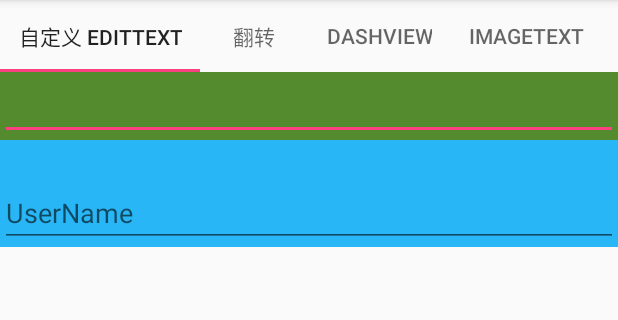
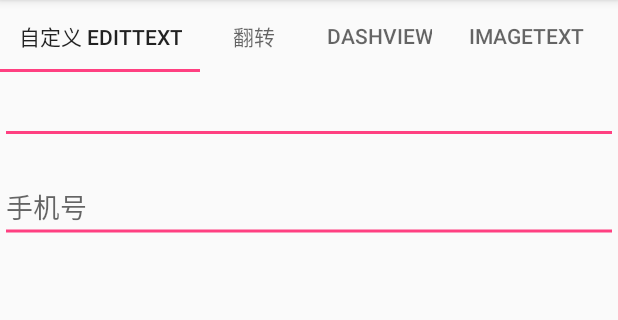
Before and after one commit to CherryLover/HenCoderPlusView, an Android app: the screen it shows after launch (MainActivity), on a phone screen of 412 x 824 dp, the part 84-404 px from its top. Run offline under Robolectric (Android 15) with nearby library versions, the phone set to English and light mode, and no system bars.

Commit message:
1. MaterialEditText 基本结果完成包括：错误信息的显示、隐藏、尺寸、颜色等，但需优化。

```diff
--- a/app/src/main/java/me/monster/hencoderplusview/view/MaterialEdit.java
+++ b/app/src/main/java/me/monster/hencoderplusview/view/MaterialEdit.java
@@ -2,10 +2,15 @@ package me.monster.hencoderplusview.view;
 
 import android.animation.ObjectAnimator;
 import android.content.Context;
+import android.content.res.TypedArray;
 import android.graphics.Canvas;
+import android.graphics.Color;
 import android.graphics.Paint;
+import android.graphics.Rect;
 import android.os.Build;
 import android.support.annotation.RequiresApi;
+import android.text.Editable;
+import android.text.TextWatcher;
 import android.util.AttributeSet;
 import android.view.View;
 import android.view.animation.LinearInterpolator;
@@ -22,26 +27,27 @@ public class MaterialEdit extends android.support.v7.widget.AppCompatEditText {
     private static final String TAG = "MaterialEdit";
 
     private static float LABEL_SPACE = ValueUtil.dpToPixel(8);
-    private static float LABEL_SIZE = ValueUtil.dpToPixel(14);
-    private static float LABEL_PADDING = ValueUtil.dpToPixel(12);
+    private static float LABEL_SIZE = ValueUtil.dpToPixel(12);
+    private static float LABEL_PADDING = ValueUtil.dpToPixel(6);
     private static float LABEL_OFFSET = ValueUtil.dpToPixel(4);
     private static float LABEL_OFFSET_Y = ValueUtil.dpToPixel(16);
     private static float ERROR_SPACE = ValueUtil.dpToPixel(8);
-
+    Rect errorTextRect = new Rect();
     private int labelColor;
-
     private ObjectAnimator alphaAnimator;
-
     private boolean showLabel = false;
-
     private float labelAlpha = 0;
-
     private String labelText = "";
-
+    private boolean errorEnable = true;
+    private String errorText = "";
+    private float errorSize = ValueUtil.dpToPixel(12);
+    private int errorColor = Color.parseColor("#D50000");
     private Paint mPaint = new Paint(Paint.ANTI_ALIAS_FLAG);
 
     {
-        setPadding(getPaddingLeft(), (int) (getPaddingTop() + LABEL_PADDING + LABEL_SIZE), getPaddingRight(), getPaddingBottom());
+        setBackground(null);
+        setPadding(getPaddingLeft(), (int) (getPaddingTop() + LABEL_PADDING + LABEL_SIZE), getPaddingRight(), (int) (getPaddingBottom() + errorSize));
+
         mPaint.setTextSize(LABEL_SIZE);
 
         this.setOnFocusChangeListener(new OnFocusChangeListener() {
@@ -58,28 +64,22 @@ public class MaterialEdit extends android.support.v7.widget.AppCompatEditText {
             }
         });
 
-//        this.addTextChangedListener(new TextWatcher() {
-//            @Override
-//            public void beforeTextChanged(CharSequence s, int start, int count, int after) {
-//
-//            }
-//
-//            @Override
-//            public void onTextChanged(CharSequence s, int start, int before, int count) {
-//
-//            }
-//
-//            @Override
-//            public void afterTextChanged(Editable s) {
-//                if (s.length() > 0 && !showLabel) {
-//                    showLabel = true;
-//                    getAnimator().start();
-//                } else if (showLabel && s.length() <= 0) {
-//                    showLabel = false;
-//                    getAnimator().reverse();
-//                }
-//            }
-//        });
+        this.addTextChangedListener(new TextWatcher() {
+            @Override
+            public void beforeTextChanged(CharSequence s, int start, int count, int after) {
+
+            }
+
+            @Override
+            public void onTextChanged(CharSequence s, int start, int before, int count) {
+
+            }
+
+            @Override
+            public void afterTextChanged(Editable s) {
+                MaterialEdit.this.invalidate();
+            }
+        });
     }
 
     public MaterialEdit(Context context) {
@@ -97,6 +97,45 @@ public class MaterialEdit extends android.support.v7.widget.AppCompatEditText {
             }
         }
         setLabelColor(context.getColor(R.color.colorAccent));
+
+        TypedArray typedArray = context.obtainStyledAttributes(attrs, R.styleable.MaterialEdit);
+        errorEnable = typedArray.getBoolean(R.styleable.MaterialEdit_errorEnable, true);
+        errorColor = typedArray.getColor(R.styleable.MaterialEdit_errorColor, Color.parseColor("#D50000"));
+        errorSize = typedArray.getDimension(R.styleable.MaterialEdit_errorTextSize, ValueUtil.dpToPixel(12));
+        errorText = typedArray.getText(R.styleable.MaterialEdit_errorText).toString();
+        typedArray.recycle();
+    }
+
+    public boolean isErrorEnable() {
+        return errorEnable;
+    }
+
+    public void setErrorEnable(boolean errorEnable) {
+        this.errorEnable = errorEnable;
+    }
+
+    public String getErrorText() {
+        return errorText;
+    }
+
+    public void setErrorText(String errorText) {
+        this.errorText = errorText;
+    }
+
+    public float getErrorSize() {
+        return errorSize;
+    }
+
+    public void setErrorSize(float errorSize) {
+        this.errorSize = errorSize;
+    }
+
+    public int getErrorColor() {
+        return errorColor;
+    }
+
+    public void setErrorColor(int errorColor) {
+        this.errorColor = errorColor;
     }
 
     public float getLabelAlpha() {
@@ -126,12 +165,40 @@ public class MaterialEdit extends android.support.v7.widget.AppCompatEditText {
     protected void onDraw(Canvas canvas) {
         super.onDraw(canvas);
         if (showLabel) {
+            mPaint.reset();
             mPaint.setAlpha((int) (labelAlpha * 0xff));
             mPaint.setColor(labelColor);
+            mPaint.setTextSize(LABEL_SIZE);
             float moveLength = (1 - labelAlpha) * LABEL_OFFSET_Y;
             canvas.drawText(labelText, LABEL_OFFSET, LABEL_PADDING + LABEL_SIZE + moveLength, mPaint);
             mPaint.setAlpha(1);
             setHint("");
+        }
+
+        if (errorEnable) {
+            String inputText = getText().toString();
+            if (inputText.length() < 0 || inputText.length() > 11) {
+                if (inputText.startsWith("135")
+                        || inputText.startsWith("138")
+                        || inputText.startsWith("152")
+                        || inputText.startsWith("189")
+                        || inputText.startsWith("139")) {
+                    return;
+                }
+                mPaint.reset();
+                mPaint.setColor(errorColor);
+                mPaint.setTextSize(errorSize);
+                mPaint.getTextBounds(errorText, 0, errorText.length(), errorTextRect);
+                canvas.drawText(errorText, getWidth() - errorTextRect.right - ValueUtil.dpToPixel(8)
+                        , getHeight() - errorTextRect.bottom - ValueUtil.dpToPixel(4), mPaint);
+
+            }
+            mPaint.reset();
+            mPaint.setColor(labelColor);
+            mPaint.setStyle(Paint.Style.STROKE);
+            mPaint.setStrokeWidth(ValueUtil.dpToPixel(2));
+            canvas.drawLine(ValueUtil.dpToPixel(4), getHeight() - errorSize - LABEL_PADDING
+                    , getWidth() - ValueUtil.dpToPixel(4), getHeight() - errorSize - LABEL_PADDING, mPaint);
         }
     }
 
--- a/app/src/main/res/layout/fragment_material_edit.xml
+++ b/app/src/main/res/layout/fragment_material_edit.xml
@@ -1,33 +1,30 @@
 <LinearLayout xmlns:android="http://schemas.android.com/apk/res/android"
+    xmlns:app="http://schemas.android.com/apk/res-auto"
     xmlns:tools="http://schemas.android.com/tools"
     android:layout_width="match_parent"
     android:layout_height="match_parent"
-    xmlns:app="http://schemas.android.com/apk/res-auto"
     android:orientation="vertical"
     tools:context="me.monster.hencoderplusview.fragment.MaterialEditFragment">
+
+    <EditText
+        android:layout_width="match_parent"
+        android:layout_height="48dp" />
 
 
     <FrameLayout
         android:layout_width="match_parent"
-        android:layout_height="wrap_content"
-        android:background="#558B2F">
-
-        <EditText
-            android:layout_width="match_parent"
-            android:layout_height="wrap_content" />
-
-    </FrameLayout>
-
-    <FrameLayout
-        android:layout_width="match_parent"
-        android:layout_height="wrap_content"
-        android:background="#29B6F6">
+        android:layout_height="wrap_content">
 
         <me.monster.hencoderplusview.view.MaterialEdit
             android:id="@+id/material_edit"
             android:layout_width="match_parent"
             android:layout_height="wrap_content"
-            android:hint="UserName" />
+            android:hint="手机号"
+            android:inputType="number"
+            app:errorColor="@color/colorAccent"
+            app:errorEnable="true"
+            app:errorText="超出手机号长度"
+            app:errorTextSize="14sp" />
 
     </FrameLayout>
 
--- a/app/src/main/res/values/attr.xml
+++ b/app/src/main/res/values/attr.xml
@@ -1,6 +1,10 @@
 <?xml version="1.0" encoding="utf-8"?>
 <resources>
     <declare-styleable name="MaterialEdit">
+        <attr name="errorEnable" format="boolean" />
+        <attr name="errorText" format="string" />
+        <attr name="errorColor" format="color" />
+        <attr name="errorTextSize" format="dimension" />
         <attr name="icon" format="reference"/>
     </declare-styleable>
 </resources>
```
